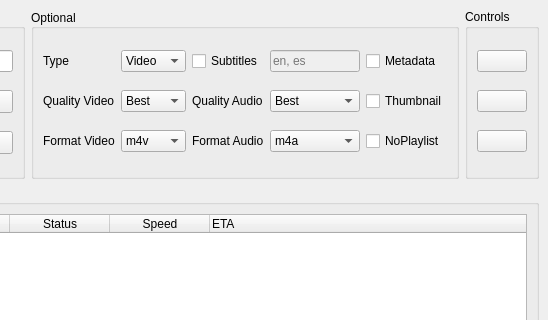
This is app/gui/templates/app.ui in Ec-25/Media-Catcher as Qt 5 draws it before an edit; both pictures show x 412 to 960 and y 0 to 320 of the 960 by 640 pixel window. The edited form follows.
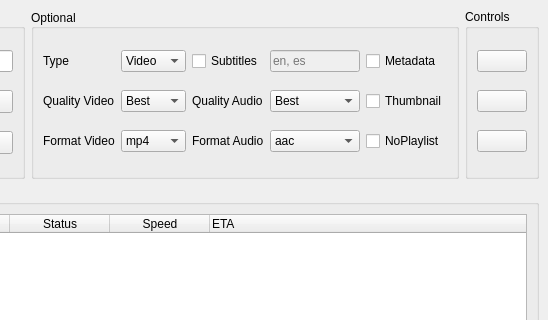
This is the edited form. Icons and pictures are not drawn.

Patch:
```diff
--- a/app/gui/templates/app.ui
+++ b/app/gui/templates/app.ui
@@ -319,11 +319,6 @@
        </item>
        <item row="2" column="1">
         <widget class="QComboBox" name="ob_fvideo">
-         <item>
-          <property name="text">
-           <string>m4v</string>
-          </property>
-         </item>
          <item>
           <property name="text">
            <string>mp4</string>
@@ -348,6 +343,11 @@
        </item>
        <item row="2" column="3">
         <widget class="QComboBox" name="ob_faudio">
+         <item>
+          <property name="text">
+           <string>aac</string>
+          </property>
+         </item>
          <item>
           <property name="text">
            <string>m4a</string>
```
Left out of the diff: 24 changed lines with no effect on the pictures.
